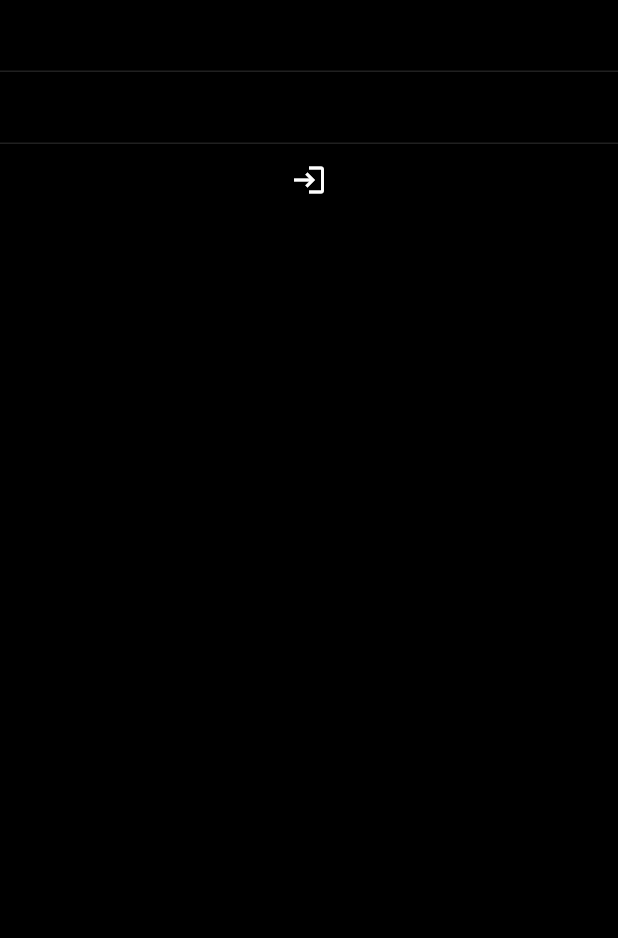
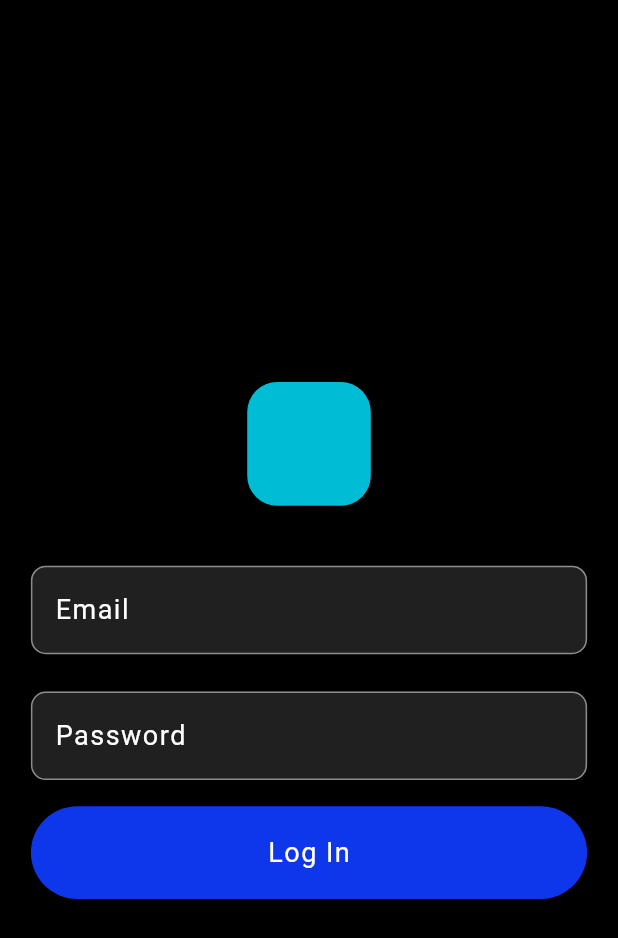
Before and after one commit to nunibye/Eko, a Flutter app: the screen it shows after launch, on a phone screen of 412 x 824 dp. Shown: the top 938 px of the screen. Run offline on Flutter 3.47's test engine with Material 2 defaults, Android fonts, the phone set to English and light mode, and no system bars; our stand-ins replace firebase_auth, firebase_core, google_sign_in; accounts and stored records are empty; generated files the repository leaves out were written again.

Commit message:
Worked on login

```diff
--- a/untitled_app/lib/constants.dart
+++ b/untitled_app/lib/constants.dart
@@ -24,7 +24,7 @@ ColorScheme darkThemeColors(context) {
     brightness: Brightness.dark,
     primary: Color(0xFFFFFFFF),
     onPrimary: Color.fromARGB(255, 139, 139, 139),
-    secondary: Color(0xff1ce0d1),
+    secondary: Color.fromARGB(255, 14, 54, 235),
     onSecondary: Color(0xFFEAEAEA),
     tertiary: Color(0xffffffff),
     error: Color(0xFFF32424),
@@ -35,3 +35,7 @@ ColorScheme darkThemeColors(context) {
     onSurface: Color(0xFFFFFFFF),
   );
 }
+
+const double logoPaddingVert = 30;
+const double logoPaddingHoriz = 0;
+const double loginPadding = 0.006;
--- a/untitled_app/lib/l10n/app_en.arb
+++ b/untitled_app/lib/l10n/app_en.arb
@@ -1,4 +1,7 @@
 {
+    "email":"Email",
+    "password":"Password",
+    "logIn":"Log In"
 
 
 }
--- a/untitled_app/lib/login.dart
+++ b/untitled_app/lib/login.dart
@@ -3,6 +3,7 @@ import 'package:flutter_gen/gen_l10n/app_localizations.dart';
 import 'constants.dart' as c;
 import 'package:google_sign_in/google_sign_in.dart';
 import 'package:firebase_auth/firebase_auth.dart';
+import 'widgets.dart';
 
 Future<UserCredential> signInWithGoogle() async {
   // Trigger the authentication flow
@@ -32,6 +33,7 @@ class LoginPage extends StatefulWidget {
 class _LoginPageState extends State<LoginPage> {
   final emailController = TextEditingController();
   final passwordController = TextEditingController();
+  bool loggingIn = false;
   @override
   void dispose() {
     emailController.dispose();
@@ -40,28 +42,71 @@ class _LoginPageState extends State<LoginPage> {
   }
 
   Future signIn() async {
-    showDialog(
-        context: context,
-        barrierDismissible: false,
-        builder: (context) => const Center(
-              child: CircularProgressIndicator(),
-            ));
+
+    setState(() {
+      loggingIn = true;
+    });
     await FirebaseAuth.instance.signInWithEmailAndPassword(
         email: emailController.text, password: passwordController.text);
+
   }
 
   @override
   Widget build(BuildContext context) {
-    return Column(
+    return Center(
+      child: Column(
+        mainAxisAlignment: MainAxisAlignment.center,
+        crossAxisAlignment: CrossAxisAlignment.center,
         children: [
-        TextField(
+          Padding(
+            padding: const EdgeInsets.symmetric(
+                vertical: c.logoPaddingVert, horizontal: c.logoPaddingHoriz),
+            child: Container(
+              //logo
+              height: MediaQuery.of(context).size.width * 0.2,
+              width: MediaQuery.of(context).size.width * 0.2,
+              decoration: const BoxDecoration(
+                color: Colors.cyan,
+                borderRadius: BorderRadius.all(
+                  Radius.circular(20),
+                ),
+              ),
+            ),
+          ),
+          CustomInputFeild(
+            label: AppLocalizations.of(context)!.email,
             controller: emailController,
+            inputType: TextInputType.emailAddress,
           ),
-        TextField(
+          SizedBox(height: MediaQuery.of(context).size.height * 0.006),
+          CustomInputFeild(
+            label: AppLocalizations.of(context)!.password,
             controller: passwordController,
+            inputType: TextInputType.visiblePassword,
+            obscure: true,
           ),
-        IconButton(onPressed: signIn, icon: Icon(Icons.login))
+          SizedBox(height: MediaQuery.of(context).size.height * 0.009),
+          SizedBox(
+              width: MediaQuery.of(context).size.width * 0.9,
+              height: MediaQuery.of(context).size.width * 0.15,
+              child: TextButton(
+                onPressed: signIn,
+                style: TextButton.styleFrom(
+                    backgroundColor: Theme.of(context).colorScheme.secondary),
+                child: loggingIn
+                    ? const CircularProgressIndicator()
+                    : Text(
+                        AppLocalizations.of(context)!.logIn,
+                        style: TextStyle(
+                          fontSize: 18,
+                          letterSpacing: 1,
+                          fontWeight: FontWeight.normal,
+                          color: Theme.of(context).colorScheme.primary,
+                        ),
+                      ),
+              ))
         ],
+      ),
     );
   }
 }
--- a/untitled_app/lib/root_page.dart
+++ b/untitled_app/lib/root_page.dart
@@ -17,7 +17,9 @@ class RootPage extends StatelessWidget {
         builder: (context, snapshot) {
           if (snapshot.hasData) {
             return HomePage();
-          } else {
+          } else if(snapshot.hasError){
+            return Placeholder();
+            }else {
             return LoginPage();
           }
         },
--- /dev/null
+++ b/untitled_app/lib/widgets.dart
@@ -0,0 +1,80 @@
+import 'package:flutter/material.dart';
+import 'package:flutter/services.dart';
+
+class CustomInputFeild extends StatelessWidget {
+  final String label;
+  final TextEditingController controller;
+  final String? Function(String?)? validatorFunction;
+  final AutovalidateMode validator;
+  final TextInputType inputType;
+  final FocusNode? focus;
+  final String filter;
+  final double? width;
+  final bool enabled;
+  final bool obscure;
+  CustomInputFeild(
+      {required this.label,
+      required this.controller,
+      this.focus,
+      this.width,
+      this.inputType = TextInputType.text,
+      this.filter = r'[\s\S]*',
+      this.validator = AutovalidateMode.disabled,
+      this.validatorFunction,
+      this.enabled = true,
+      this.obscure = false,
+      super.key});
+
+  double feildWidth = 0.0;
+
+  @override
+  Widget build(BuildContext context) {
+    if (width == null) {
+      feildWidth = MediaQuery.of(context).size.width * 0.9;
+    } else {
+      feildWidth = width!;
+    }
+    return Container(
+      padding: const EdgeInsets.only(top: 10, bottom: 10),
+      width: feildWidth,
+      child: TextFormField(
+        obscureText: obscure,
+        enabled: enabled,
+        inputFormatters: [
+          FilteringTextInputFormatter.allow(RegExp(filter)),
+        ],
+        autovalidateMode: validator,
+        validator: validatorFunction,
+        controller: controller,
+        focusNode: focus,
+        //autofocus: true,
+        keyboardType: inputType,
+        style: TextStyle(
+            fontSize: 18,
+            fontWeight: FontWeight.normal,
+            color: Theme.of(context).colorScheme.tertiary),
+        decoration: InputDecoration(
+          labelText: label,
+          labelStyle: TextStyle(
+            fontSize: 18,
+            letterSpacing: 1,
+            fontWeight: FontWeight.normal,
+            color: Theme.of(context).colorScheme.primary,
+          ),
+          fillColor: Theme.of(context).colorScheme.onBackground,
+          filled: true,
+          enabledBorder: OutlineInputBorder(
+            borderSide:
+                BorderSide(color: Theme.of(context).colorScheme.onPrimary),
+            borderRadius: BorderRadius.circular(10.0),
+          ),
+          focusedBorder: OutlineInputBorder(
+              borderRadius: BorderRadius.circular(10.0),
+              borderSide:
+                  BorderSide(color: Theme.of(context).colorScheme.primary)),
+        ),
+      ),
+    );
+    ;
+  }
+}
```
Also changed, not shown: 5 other files. Lines whose indentation alone changed are shown as unchanged.
